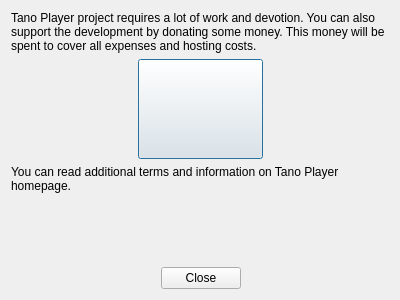
Above: src/ui/dialogs/DonationDialog.ui from ntadej/tano before the change. Below: the same form after it.
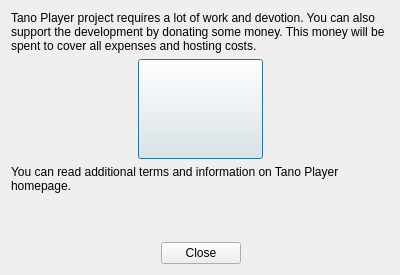
That is the form after the change. Icons and pictures are not drawn.

Patch:
```diff
--- a/src/ui/dialogs/DonationDialog.ui
+++ b/src/ui/dialogs/DonationDialog.ui
@@ -7,9 +7,21 @@
     <x>0</x>
     <y>0</y>
     <width>400</width>
-    <height>300</height>
+    <height>275</height>
    </rect>
   </property>
+  <property name="minimumSize">
+   <size>
+    <width>400</width>
+    <height>275</height>
+   </size>
+  </property>
+  <property name="maximumSize">
+   <size>
+    <width>400</width>
+    <height>275</height>
+   </size>
+  </property>
   <property name="windowTitle">
    <string>Donate</string>
   </property>
```
Left out of the diff: 3 changed lines with no effect on the pictures.
